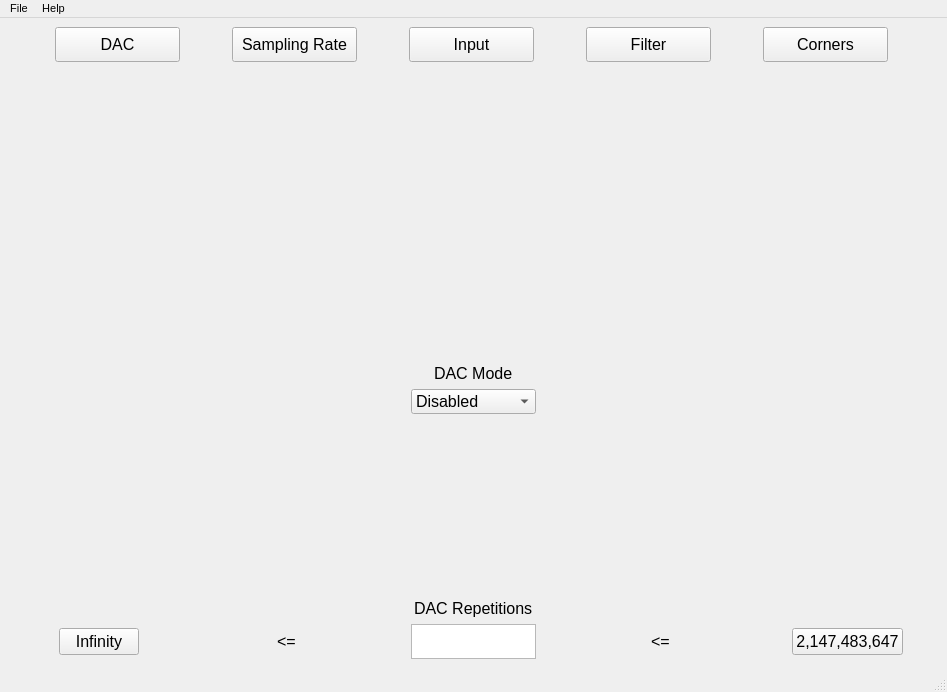
First picture: the form in gui/qtdesigner/basic_operation.ui, repository wyattduber/CyDAQ, before the edit.
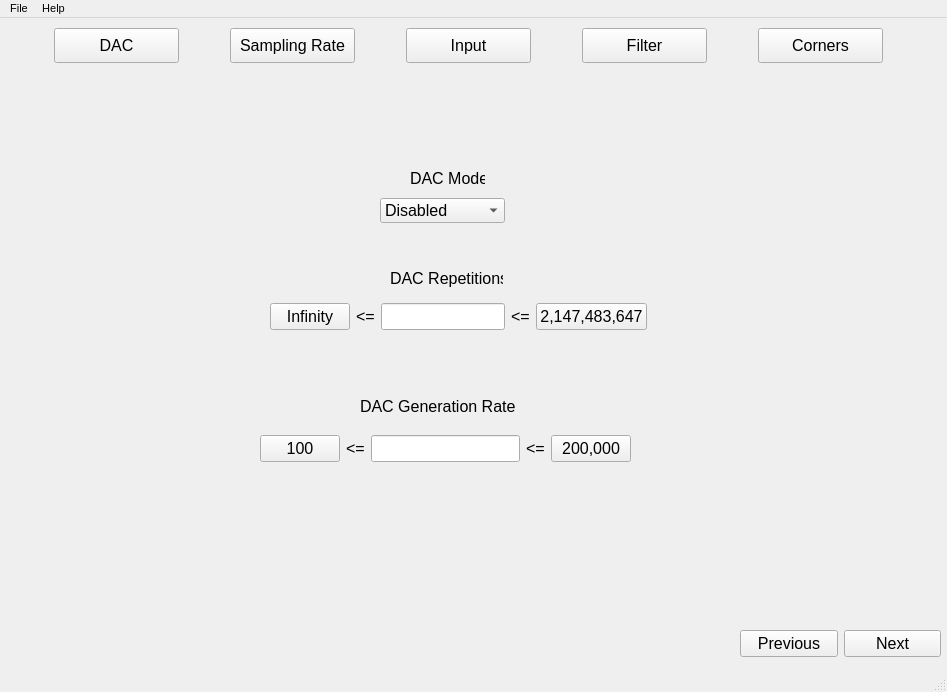
Second picture: the form after the edit.

```diff
--- a/gui/qtdesigner/basic_operation.ui
+++ b/gui/qtdesigner/basic_operation.ui
@@ -2,6 +2,9 @@
 <ui version="4.0">
  <class>basic_operation</class>
  <widget class="QMainWindow" name="basic_operation">
+  <property name="enabled">
+   <bool>true</bool>
+  </property>
   <property name="geometry">
    <rect>
     <x>0</x>
@@ -27,8 +30,97 @@
    <string>MainWindow</string>
   </property>
   <widget class="QWidget" name="centralwidget">
-   <layout class="QVBoxLayout" name="verticalLayout">
+   <widget class="QLabel" name="dac_gen_rate_label">
+    <property name="geometry">
+     <rect>
+      <x>360</x>
+      <y>380</y>
+      <width>161</width>
+      <height>16</height>
+     </rect>
+    </property>
+    <property name="text">
+     <string>DAC Generation Rate</string>
+    </property>
+   </widget>
+   <widget class="QWidget" name="horizontalLayoutWidget">
+    <property name="geometry">
+     <rect>
+      <x>260</x>
+      <y>410</y>
+      <width>371</width>
+      <height>41</height>
+     </rect>
+    </property>
+    <layout class="QHBoxLayout" name="horizontalLayout_2">
     <item>
+      <widget class="QPushButton" name="gen_rate_min_limit_btn">
+       <property name="text">
+        <string>100</string>
+       </property>
+      </widget>
+     </item>
+     <item>
+      <widget class="QLabel" name="label_6">
+       <property name="text">
+        <string>&lt;=</string>
+       </property>
+      </widget>
+     </item>
+     <item>
+      <widget class="QLineEdit" name="gen_rate_input"/>
+     </item>
+     <item>
+      <widget class="QLabel" name="label_7">
+       <property name="text">
+        <string>&lt;=</string>
+       </property>
+      </widget>
+     </item>
+     <item>
+      <widget class="QPushButton" name="gen_rate_max_limit_btn">
+       <property name="text">
+        <string>200,000</string>
+       </property>
+      </widget>
+     </item>
+    </layout>
+   </widget>
+   <widget class="QWidget" name="horizontalLayoutWidget_2">
+    <property name="geometry">
+     <rect>
+      <x>740</x>
+      <y>600</y>
+      <width>201</width>
+      <height>51</height>
+     </rect>
+    </property>
+    <layout class="QHBoxLayout" name="horizontalLayout_3">
+     <item>
+      <widget class="QPushButton" name="previous_btn">
+       <property name="text">
+        <string>Previous</string>
+       </property>
+      </widget>
+     </item>
+     <item>
+      <widget class="QPushButton" name="next_btn">
+       <property name="text">
+        <string>Next</string>
+       </property>
+      </widget>
+     </item>
+    </layout>
+   </widget>
+   <widget class="QWidget" name="">
+    <property name="geometry">
+     <rect>
+      <x>9</x>
+      <y>9</y>
+      <width>921</width>
+      <height>37</height>
+     </rect>
+    </property>
      <layout class="QHBoxLayout" name="btn_layout">
       <item>
        <widget class="QPushButton" name="dac_btn">
@@ -126,84 +218,16 @@
        </widget>
       </item>
      </layout>
-    </item>
-    <item>
-     <spacer name="verticalSpacer">
-      <property name="orientation">
-       <enum>Qt::Vertical</enum>
-      </property>
-      <property name="sizeType">
-       <enum>QSizePolicy::Expanding</enum>
-      </property>
-      <property name="sizeHint" stdset="0">
-       <size>
-        <width>20</width>
-        <height>40</height>
-       </size>
-      </property>
-     </spacer>
-    </item>
-    <item>
-     <layout class="QVBoxLayout" name="verticalLayout_2">
-      <item alignment="Qt::AlignHCenter|Qt::AlignTop">
-       <widget class="QLabel" name="label">
-        <property name="text">
-         <string>DAC Mode</string>
-        </property>
-       </widget>
-      </item>
-      <item alignment="Qt::AlignHCenter|Qt::AlignTop">
-       <widget class="QComboBox" name="comboBox">
-        <property name="minimumSize">
-         <size>
-          <width>125</width>
-          <height>25</height>
-         </size>
-        </property>
-        <property name="maximumSize">
-         <size>
-          <width>125</width>
-          <height>25</height>
-         </size>
-        </property>
-        <item>
-         <property name="text">
-          <string>Disabled</string>
-         </property>
-        </item>
-        <item>
-         <property name="text">
-          <string>Dataset</string>
-         </property>
-        </item>
-        <item>
-         <property name="text">
-          <string>Passthrough</string>
-         </property>
-        </item>
-       </widget>
-      </item>
-      <item>
-       <spacer name="verticalSpacer_2">
-        <property name="orientation">
-         <enum>Qt::Vertical</enum>
-        </property>
-        <property name="sizeHint" stdset="0">
-         <size>
-          <width>20</width>
-          <height>40</height>
-         </size>
-        </property>
-       </spacer>
-      </item>
-      <item alignment="Qt::AlignHCenter|Qt::AlignTop">
-       <widget class="QLabel" name="label_2">
-        <property name="text">
-         <string>DAC Repetitions</string>
-        </property>
-       </widget>
-      </item>
-      <item>
+   </widget>
+   <widget class="QWidget" name="">
+    <property name="geometry">
+     <rect>
+      <x>270</x>
+      <y>280</y>
+      <width>377</width>
+      <height>37</height>
+     </rect>
+    </property>
        <layout class="QHBoxLayout" name="horizontalLayout">
         <item alignment="Qt::AlignHCenter|Qt::AlignVCenter">
          <widget class="QPushButton" name="pushButton">
@@ -219,21 +243,8 @@
           </property>
          </widget>
         </item>
-        <item alignment="Qt::AlignHCenter|Qt::AlignVCenter">
-         <widget class="QTextEdit" name="textEdit">
-          <property name="minimumSize">
-           <size>
-            <width>125</width>
-            <height>35</height>
-           </size>
-          </property>
-          <property name="maximumSize">
-           <size>
-            <width>125</width>
-            <height>35</height>
-           </size>
-          </property>
-         </widget>
+     <item>
+      <widget class="QLineEdit" name="repetitions_input"/>
         </item>
         <item alignment="Qt::AlignHCenter|Qt::AlignVCenter">
          <widget class="QLabel" name="label_4">
@@ -250,10 +261,70 @@
          </widget>
         </item>
        </layout>
-      </item>
-     </layout>
+   </widget>
+   <widget class="QLabel" name="dac_mode_label">
+    <property name="geometry">
+     <rect>
+      <x>410</x>
+      <y>150</y>
+      <width>75</width>
+      <height>21</height>
+     </rect>
+    </property>
+    <property name="text">
+     <string>DAC Mode</string>
+    </property>
+   </widget>
+   <widget class="QComboBox" name="dac_mode_dropdown">
+    <property name="geometry">
+     <rect>
+      <x>380</x>
+      <y>180</y>
+      <width>125</width>
+      <height>25</height>
+     </rect>
+    </property>
+    <property name="minimumSize">
+     <size>
+      <width>125</width>
+      <height>25</height>
+     </size>
+    </property>
+    <property name="maximumSize">
+     <size>
+      <width>125</width>
+      <height>25</height>
+     </size>
+    </property>
+    <item>
+     <property name="text">
+      <string>Disabled</string>
+     </property>
+    </item>
+    <item>
+     <property name="text">
+      <string>Dataset</string>
+     </property>
     </item>
-   </layout>
+    <item>
+     <property name="text">
+      <string>Passthrough</string>
+     </property>
+    </item>
+   </widget>
+   <widget class="QLabel" name="dac_repetitions_label">
+    <property name="geometry">
+     <rect>
+      <x>390</x>
+      <y>250</y>
+      <width>113</width>
+      <height>21</height>
+     </rect>
+    </property>
+    <property name="text">
+     <string>DAC Repetitions</string>
+    </property>
+   </widget>
   </widget>
   <widget class="QMenuBar" name="menubar">
    <property name="geometry">
```
Left out of the diff: 6 changed lines with no effect on the pictures. Lines whose indentation alone changed are shown as unchanged.
